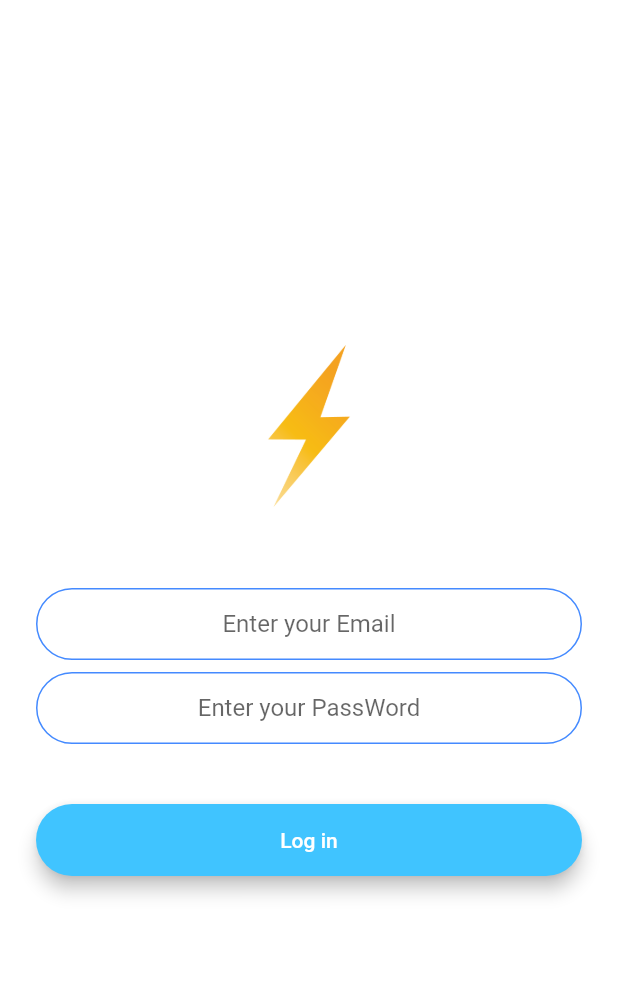
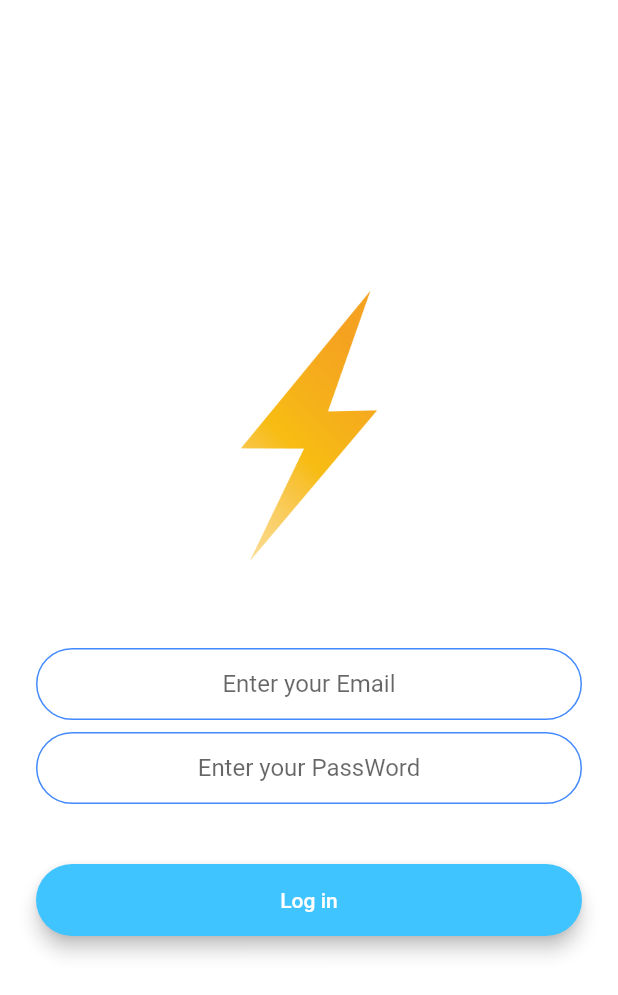
Before and after one commit to Aspabac/Chat_flutter_firestore, a Flutter app: the LoginScreen screen opened by its route, on a phone screen of 412 x 824 dp. Shown: the top 995 px of the screen. Run offline on Flutter 3.47's test engine with Material 2 defaults, Android fonts, the phone set to English and light mode, and no system bars; our stand-ins replace animated_text_kit, cloud_firestore, firebase_auth, firebase_core, modal_progress_hud; accounts and stored records are empty.

```diff
--- a/lib/screens/login_screen.dart
+++ b/lib/screens/login_screen.dart
@@ -30,11 +30,13 @@ class _LoginScreenState extends State<LoginScreen> {
             mainAxisAlignment: MainAxisAlignment.center,
             crossAxisAlignment: CrossAxisAlignment.stretch,
             children: <Widget>[
-              Hero(
-                tag: 'logo',
-                child: Container(
-                  height: 120.0,
-                  child: Image.asset('images/logo.png'),
+              Flexible(
+                child: Hero(
+                  tag: 'logo',
+                  child: Container(
+                    height: 200.0,
+                    child: Image.asset('images/logo.png'),
+                  ),
                 ),
               ),
               SizedBox(
```
Also changed, not shown: lib/screens/chat_screen.dart (+32 -16 lines), lib/screens/registration_screen.dart (+7 -5 lines).
